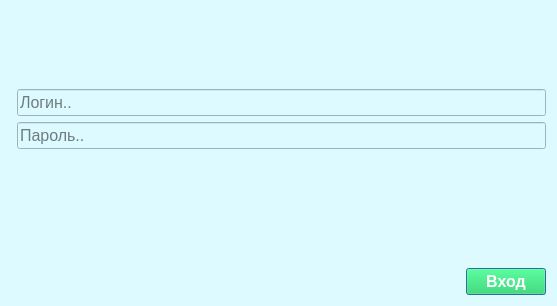
Before: the Qt Designer form loginwindow.ui in layxproud/FileManagerVega, drawn with Qt 5.
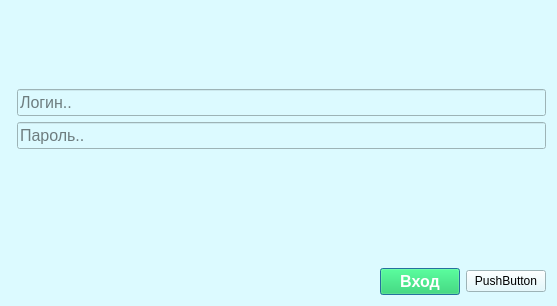
After: the same form once the commit is applied. Icons and pictures are not drawn.

The edit to the form file:
```diff
--- a/loginwindow.ui
+++ b/loginwindow.ui
@@ -155,14 +155,28 @@
           </font>
          </property>
          <property name="styleSheet">
-          <string notr="true">background-color: rgb(21, 213, 85);
-color: white;</string>
+          <string notr="true">#loginButton {
+    background-color: rgb(21, 213, 85);
+    color: white;
+}
+
+#loginButton:hover {
+    background-color: rgb(17, 179, 71); 
+    color: yellow;
+}</string>
          </property>
          <property name="text">
           <string>Вход</string>
          </property>
         </widget>
        </item>
+       <item>
+        <widget class="QPushButton" name="pushButton">
+         <property name="text">
+          <string>PushButton</string>
+         </property>
+        </widget>
+       </item>
       </layout>
      </item>
     </layout>
```
Left out of the diff: 4 changed lines with no effect on the pictures.
